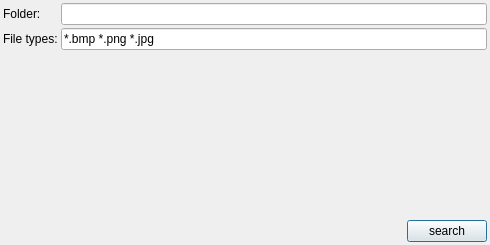
This is src/PhotoSort/DuplicateDialog.ui in marc-sturm/PhotoSort as Qt 5 draws it before an edit. The edited form follows.
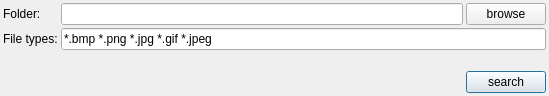
This is the edited form.

Commit message: Implemented dialog to remove duplicates.

The edit to the form file:
```diff
--- a/src/PhotoSort/DuplicateDialog.ui
+++ b/src/PhotoSort/DuplicateDialog.ui
@@ -6,8 +6,8 @@
    <rect>
     <x>0</x>
     <y>0</y>
-    <width>490</width>
-    <height>245</height>
+    <width>549</width>
+    <height>96</height>
    </rect>
   </property>
   <property name="windowTitle">
@@ -29,7 +29,55 @@
    <property name="spacing">
     <number>3</number>
    </property>
-   <item row="2" column="0">
+   <item row="3" column="0" colspan="3">
+    <layout class="QHBoxLayout" name="horizontalLayout">
+     <item>
+      <widget class="QLabel" name="status">
+       <property name="sizePolicy">
+        <sizepolicy hsizetype="Expanding" vsizetype="Preferred">
+         <horstretch>0</horstretch>
+         <verstretch>0</verstretch>
+        </sizepolicy>
+       </property>
+       <property name="text">
+        <string/>
+       </property>
+      </widget>
+     </item>
+     <item>
+      <widget class="QPushButton" name="search">
+       <property name="text">
+        <string>search</string>
+       </property>
+      </widget>
+     </item>
+    </layout>
+   </item>
+   <item row="0" column="0">
+    <widget class="QLabel" name="label">
+     <property name="text">
+      <string>Folder:</string>
+     </property>
+    </widget>
+   </item>
+   <item row="0" column="1">
+    <widget class="QLineEdit" name="folder"/>
+   </item>
+   <item row="0" column="2">
+    <widget class="QPushButton" name="browse">
+     <property name="text">
+      <string>browse</string>
+     </property>
+    </widget>
+   </item>
+   <item row="1" column="0">
+    <widget class="QLabel" name="label_2">
+     <property name="text">
+      <string>File types:</string>
+     </property>
+    </widget>
+   </item>
+   <item row="2" column="0" colspan="3">
     <spacer name="verticalSpacer">
      <property name="orientation">
       <enum>Qt::Vertical</enum>
@@ -42,54 +90,13 @@
      </property>
     </spacer>
    </item>
-   <item row="0" column="1">
-    <widget class="QLineEdit" name="folder"/>
-   </item>
-   <item row="1" column="0">
-    <widget class="QLabel" name="label_2">
-     <property name="text">
-      <string>File types:</string>
-     </property>
-    </widget>
-   </item>
-   <item row="0" column="0">
-    <widget class="QLabel" name="label">
-     <property name="text">
-      <string>Folder:</string>
-     </property>
-    </widget>
-   </item>
-   <item row="1" column="1">
+   <item row="1" column="1" colspan="2">
     <widget class="QLineEdit" name="types">
      <property name="text">
-      <string>*.bmp *.png *.jpg</string>
+      <string>*.bmp *.png *.jpg *.gif *.jpeg</string>
      </property>
     </widget>
    </item>
-   <item row="3" column="0" colspan="2">
-    <layout class="QHBoxLayout" name="horizontalLayout">
-     <item>
-      <spacer name="horizontalSpacer">
-       <property name="orientation">
-        <enum>Qt::Horizontal</enum>
-       </property>
-       <property name="sizeHint" stdset="0">
-        <size>
-         <width>40</width>
-         <height>20</height>
-        </size>
-       </property>
-      </spacer>
-     </item>
-     <item>
-      <widget class="QPushButton" name="search">
-       <property name="text">
-        <string>search</string>
-       </property>
-      </widget>
-     </item>
-    </layout>
-   </item>
   </layout>
  </widget>
  <resources/>
```
Left out of the diff: 2 changed lines with no effect on the pictures. The commit also changes 9 other files.
